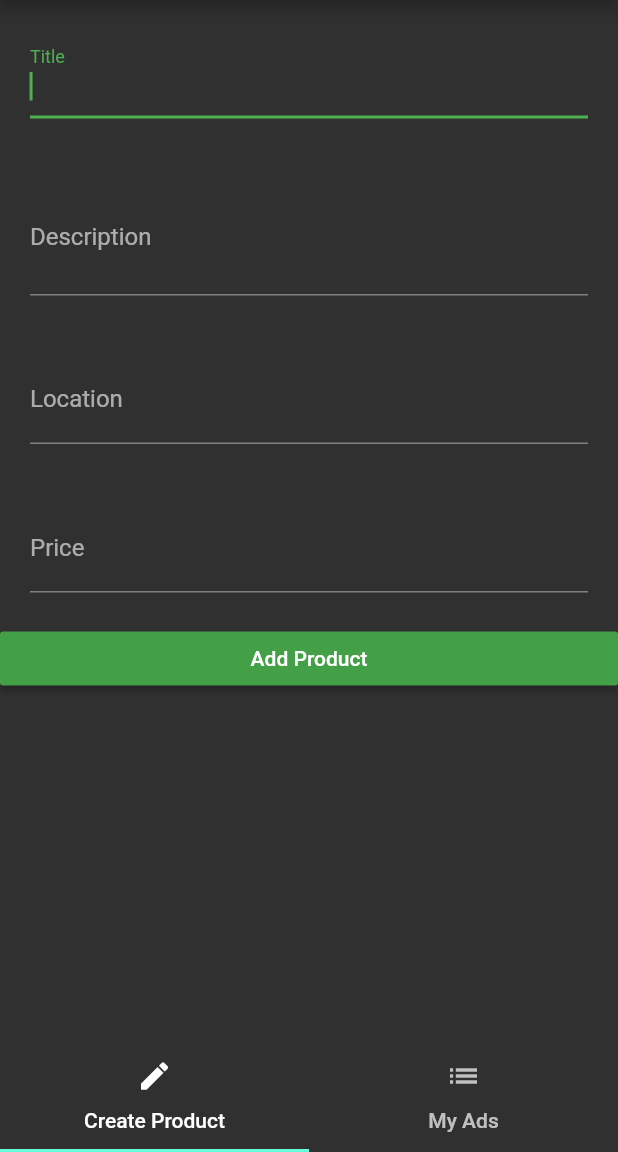
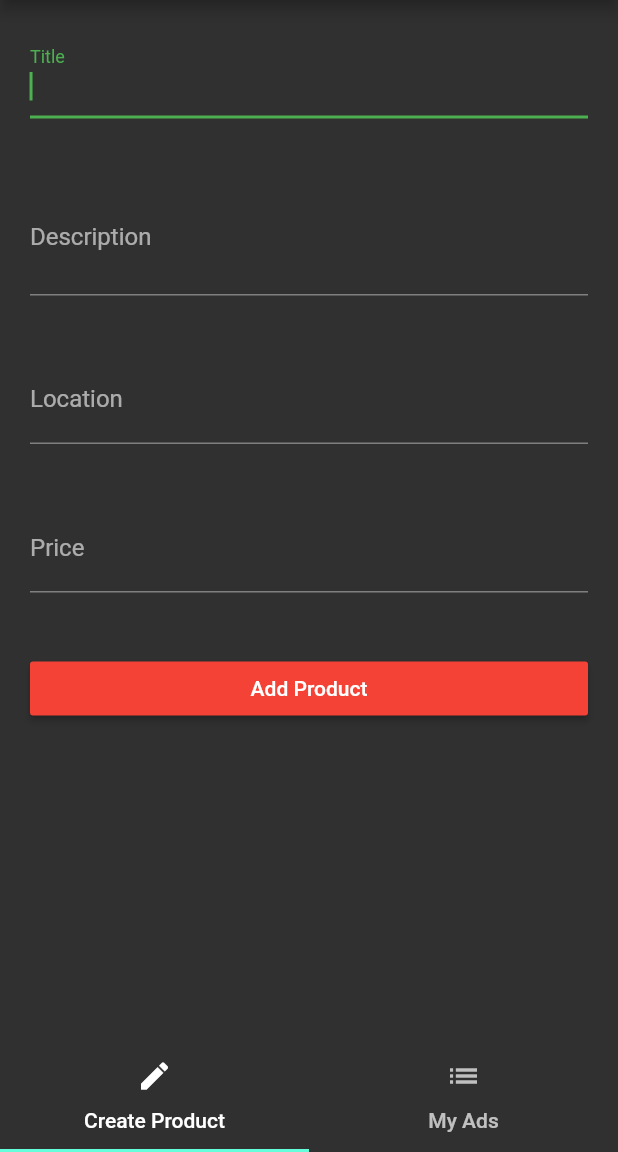
Before and after one commit to ShanjinurIslam/Snatok-Flutter, a Flutter app: the AdManagement screen opened by its route, on a phone screen of 412 x 824 dp, the part 84-1236 px from its top. Run offline on Flutter 3.47's test engine with Material 2 defaults, Android fonts, the phone set to English and light mode, and no system bars.

Commit message:
Decorate Form

```diff
--- a/snatok/lib/views/create_ad.dart
+++ b/snatok/lib/views/create_ad.dart
@@ -69,7 +69,6 @@ class _CreateAdState extends State<CreateAd> {
           ),
           margin: EdgeInsets.all(20),
         ),
-
         Container(
           child: TextField(
             autofocus: true,
@@ -84,8 +83,12 @@ class _CreateAdState extends State<CreateAd> {
           ),
           margin: EdgeInsets.all(20),
         ),
-        RaisedButton(
+        Container(
+          margin: EdgeInsets.all(20),
+          child: RaisedButton(
             child: Text('Add Product'),
+            color: Colors.red,
+            textColor: Colors.white,
             onPressed: () {
               print(description);
               print(title);
@@ -98,6 +101,7 @@ class _CreateAdState extends State<CreateAd> {
                     );
                   });
             },
+          ),
         )
       ],
     ));
```
Lines whose indentation alone changed are shown as unchanged.
